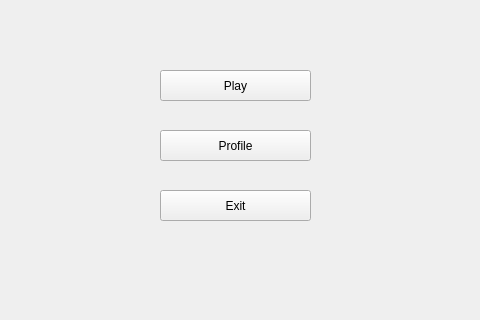
Above: Client/mainmenu.ui from Denisucu1/ProjectModernCpp before the change; both pictures show x 206 to 686 and y 111 to 431 of the 893 by 569 pixel window. Below: the same form after it.
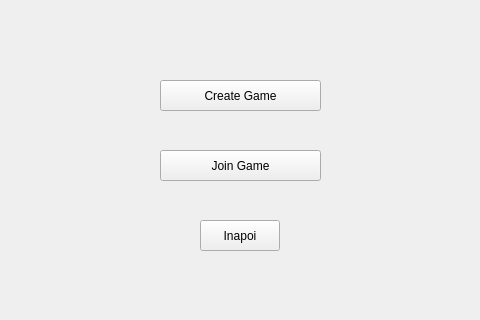
That is the form after the change. The open tabs and pages were chosen to show the change.

Commit message: creating matchmaking buttons layout

The edit to the form file:
```diff
--- a/Client/mainmenu.ui
+++ b/Client/mainmenu.ui
@@ -232,6 +232,47 @@
        </item>
       </layout>
      </widget>
+     <widget class="QWidget" name="page">
+      <widget class="QPushButton" name="createGameButton">
+       <property name="geometry">
+        <rect>
+         <x>120</x>
+         <y>180</y>
+         <width>161</width>
+         <height>31</height>
+        </rect>
+       </property>
+       <property name="text">
+        <string>Create Game</string>
+       </property>
+      </widget>
+      <widget class="QPushButton" name="joinGameButton">
+       <property name="geometry">
+        <rect>
+         <x>120</x>
+         <y>250</y>
+         <width>161</width>
+         <height>31</height>
+        </rect>
+       </property>
+       <property name="text">
+        <string>Join Game</string>
+       </property>
+      </widget>
+      <widget class="QPushButton" name="modeBackButton">
+       <property name="geometry">
+        <rect>
+         <x>160</x>
+         <y>320</y>
+         <width>80</width>
+         <height>31</height>
+        </rect>
+       </property>
+       <property name="text">
+        <string>Inapoi</string>
+       </property>
+      </widget>
+     </widget>
      <widget class="QWidget" name="lobbyPage">
       <widget class="QPushButton" name="lobbyBackButton">
        <property name="geometry">
```
The commit also changes 2 other files.
